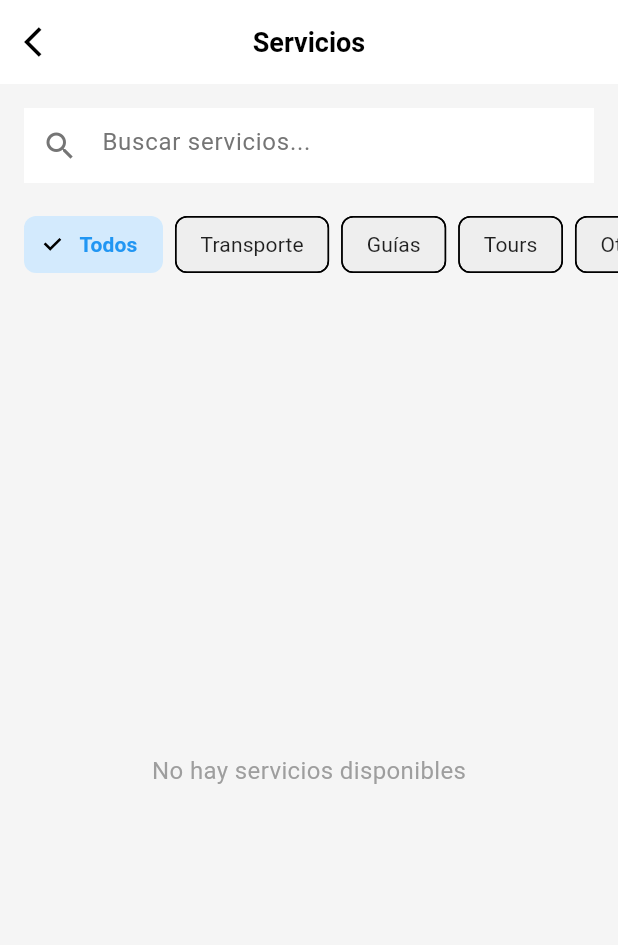
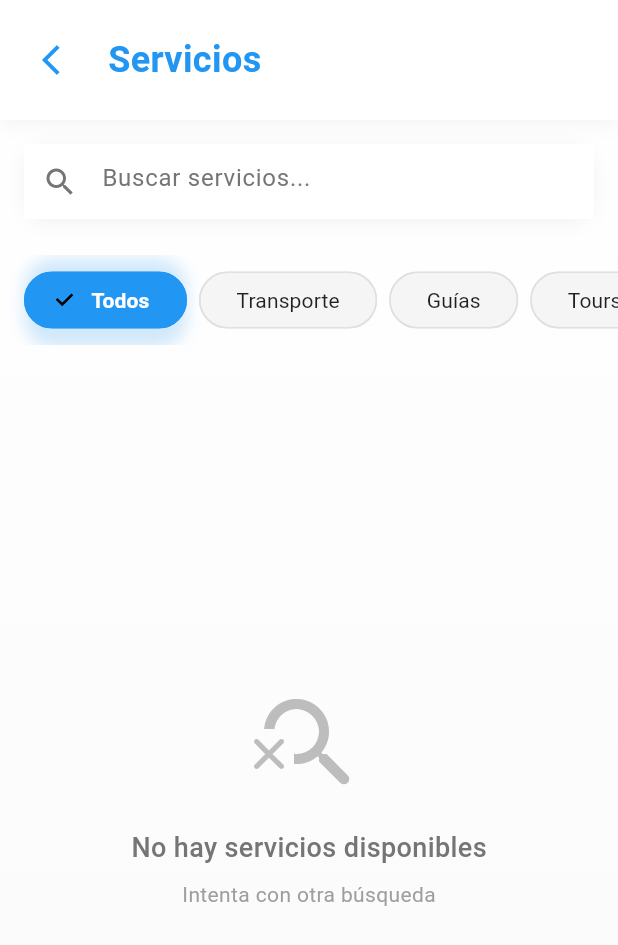
Before and after one commit to Omar-Condori/app_turismo1, a Flutter app: the ServiciosPage screen opened by its route, on a phone screen of 412 x 824 dp. Shown: the top 945 px of the screen. Run offline on Flutter 3.47's test engine with Material 3 defaults, Android fonts, the phone set to English and light mode, and no system bars; our stand-ins replace get, shared_preferences; accounts and stored records are empty; network calls fail; project files that could hold a hidden picture were left out.

Commit message:
Descripción del cambio

```diff
--- a/lib/presentation/pages/home/servicios_page.dart
+++ b/lib/presentation/pages/home/servicios_page.dart
@@ -11,24 +11,76 @@ class ServiciosPage extends GetView<HomeController> {
   @override
   Widget build(BuildContext context) {
     return Scaffold(
-      appBar: CustomAppBar(
-        title: AppStrings.servicios,
-        showBackButton: true,
+      body: Container(
+        decoration: BoxDecoration(
+          gradient: LinearGradient(
+            begin: Alignment.topCenter,
+            end: Alignment.bottomCenter,
+            colors: [
+              Colors.white,
+              Colors.grey[50]!,
+            ],
           ),
-      body: Column(
+        ),
+        child: SafeArea(
+          child: Column(
             children: [
-          // Search bar
-          Padding(
-            padding: const EdgeInsets.all(16.0),
+              // Custom App Bar
+              Container(
+                padding: const EdgeInsets.all(16),
+                decoration: BoxDecoration(
+                  color: Colors.white,
+                  boxShadow: [
+                    BoxShadow(
+                      color: Colors.black.withOpacity(0.05),
+                      blurRadius: 10,
+                      offset: const Offset(0, 2),
+                    ),
+                  ],
+                ),
+                child: Row(
+                  children: [
+                    IconButton(
+                      onPressed: () => Get.back(),
+                      icon: const Icon(Icons.arrow_back_ios, color: AppColors.primary),
+                    ),
+                    const SizedBox(width: 8),
+                    Text(
+                      AppStrings.servicios,
+                      style: const TextStyle(
+                        fontSize: 24,
+                        fontWeight: FontWeight.bold,
+                        color: AppColors.primary,
+                      ),
+                    ),
+                  ],
+                ),
+              ),
+
+              // Search bar with glassmorphism effect
+              Container(
+                margin: const EdgeInsets.all(16),
+                decoration: BoxDecoration(
+                  borderRadius: BorderRadius.circular(16),
+                  color: Colors.white,
+                  boxShadow: [
+                    BoxShadow(
+                      color: Colors.black.withOpacity(0.05),
+                      blurRadius: 10,
+                      offset: const Offset(0, 2),
+                    ),
+                  ],
+                ),
                 child: CustomSearchBar(
                   onChanged: controller.searchServicios,
                   hintText: AppStrings.searchServicios,
                 ),
               ),
 
-          // Categories
-          SizedBox(
-            height: 50,
+              // Categories with improved design
+              Container(
+                height: 60,
+                margin: const EdgeInsets.symmetric(vertical: 8),
                 child: ListView(
                   scrollDirection: Axis.horizontal,
                   padding: const EdgeInsets.symmetric(horizontal: 16.0),
@@ -42,31 +94,65 @@ class ServiciosPage extends GetView<HomeController> {
                 ),
               ),
 
-          const SizedBox(height: 16),
-
-          // Servicios list
+              // Servicios list with improved empty state
               Expanded(
                 child: Obx(() {
                   if (controller.isLoading.value) {
-                return const Center(
-                  child: CircularProgressIndicator(),
+                    return Center(
+                      child: Column(
+                        mainAxisAlignment: MainAxisAlignment.center,
+                        children: [
+                          const CircularProgressIndicator(
+                            valueColor: AlwaysStoppedAnimation<Color>(AppColors.primary),
+                          ),
+                          const SizedBox(height: 16),
+                          Text(
+                            'Cargando servicios...',
+                            style: TextStyle(
+                              color: Colors.grey[600],
+                              fontSize: 16,
+                            ),
+                          ),
+                        ],
+                      ),
                     );
                   }
 
                   if (controller.servicios.isEmpty) {
-                return const Center(
-                  child: Text(
+                    return Center(
+                      child: Column(
+                        mainAxisAlignment: MainAxisAlignment.center,
+                        children: [
+                          Icon(
+                            Icons.search_off_rounded,
+                            size: 80,
+                            color: Colors.grey[400],
+                          ),
+                          const SizedBox(height: 16),
+                          Text(
                             'No hay servicios disponibles',
                             style: TextStyle(
-                      fontSize: 16,
-                      color: Colors.grey,
+                              fontSize: 18,
+                              fontWeight: FontWeight.w500,
+                              color: Colors.grey[600],
                             ),
+                          ),
+                          const SizedBox(height: 8),
+                          Text(
+                            'Intenta con otra búsqueda',
+                            style: TextStyle(
+                              fontSize: 14,
+                              color: Colors.grey[500],
+                            ),
+                          ),
+                        ],
                       ),
                     );
                   }
 
                   return RefreshIndicator(
                     onRefresh: () => controller.loadServicios(),
+                    color: AppColors.primary,
                     child: ListView.builder(
                       padding: const EdgeInsets.symmetric(horizontal: 16.0),
                       itemCount: controller.servicios.length,
@@ -86,23 +172,47 @@ class ServiciosPage extends GetView<HomeController> {
               ),
             ],
           ),
+        ),
+      ),
     );
   }
 
   Widget _buildCategoryChip(String label, bool isSelected) {
     return Padding(
       padding: const EdgeInsets.only(right: 8.0),
+      child: Container(
+        decoration: BoxDecoration(
+          borderRadius: BorderRadius.circular(20),
+          boxShadow: isSelected ? [
+            BoxShadow(
+              color: AppColors.primary.withOpacity(0.2),
+              blurRadius: 8,
+              offset: const Offset(0, 2),
+            ),
+          ] : null,
+        ),
         child: ChoiceChip(
-        label: Text(label),
+          label: Text(
+            label,
+            style: TextStyle(
+              color: isSelected ? Colors.white : Colors.black87,
+              fontWeight: isSelected ? FontWeight.bold : FontWeight.normal,
+            ),
+          ),
           selected: isSelected,
           onSelected: (selected) {
             // TODO: Implement category filtering
           },
-        backgroundColor: Colors.grey[200],
-        selectedColor: AppColors.primary.withOpacity(0.2),
-        labelStyle: TextStyle(
-          color: isSelected ? AppColors.primary : Colors.black87,
-          fontWeight: isSelected ? FontWeight.bold : FontWeight.normal,
+          backgroundColor: Colors.grey[100],
+          selectedColor: AppColors.primary,
+          padding: const EdgeInsets.symmetric(horizontal: 16, vertical: 8),
+          shape: RoundedRectangleBorder(
+            borderRadius: BorderRadius.circular(20),
+            side: BorderSide(
+              color: isSelected ? AppColors.primary : Colors.grey[300]!,
+              width: 1,
+            ),
+          ),
         ),
       ),
     );
```
Lines whose indentation alone changed are shown as unchanged.
